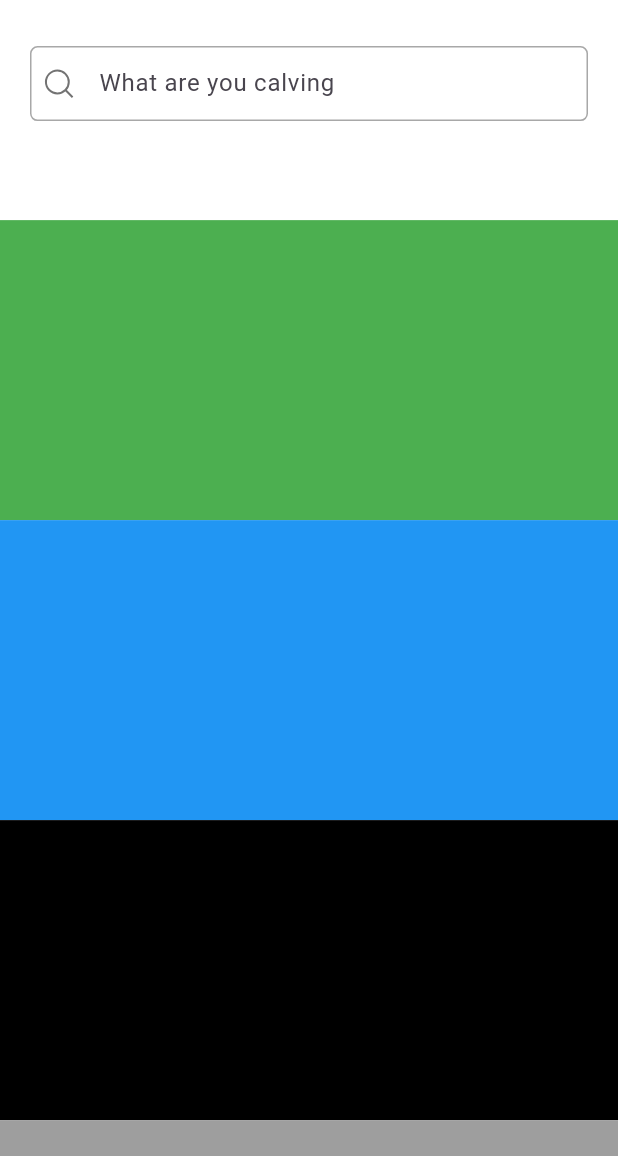
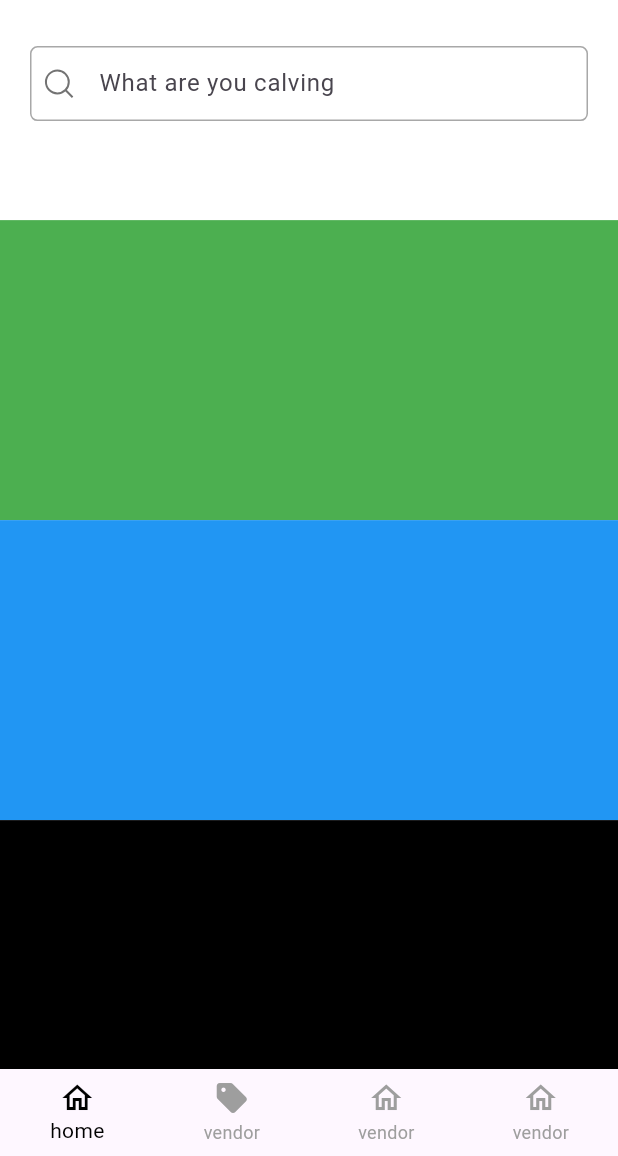
Before and after one commit to MohamedTarek19/wewa_new, a Flutter app: the screen it shows after launch, after a tap on "Continue as a guest", on a phone screen of 412 x 824 dp, the part 80-1236 px from its top. Run offline on Flutter 3.47's test engine with Material 2 defaults, Android fonts, the phone set to English and light mode, and no system bars; our stand-ins replace animated_splash_screen, bloc, flutter_bloc, flutter_otp_text_field, flutter_svg, page_transition; missing offline and left inert: email_otp.

Commit message:
latest 2

```diff
--- /dev/null
+++ b/lib/presentation/views/home/main_hub.dart
@@ -0,0 +1,67 @@
+import 'package:flutter/material.dart';
+import 'package:wewa/presentation/views/home/main_home.dart';
+
+class MainHub extends StatefulWidget {
+  const MainHub({super.key});
+
+  @override
+  State<MainHub> createState() => _MainHubState();
+}
+
+class _MainHubState extends State<MainHub> {
+
+
+  static const TextStyle optionStyle =
+  TextStyle(fontSize: 25, fontWeight: FontWeight.bold);
+  static const List<Widget> _widgetOptions = <Widget>[
+    Text(
+      'home',
+      style: optionStyle,
+    ),
+    Text(
+      'vendor',
+      style: optionStyle,
+    ),
+    Text(
+      'buy',
+      style: optionStyle,
+    ),
+    Text(
+      'Cart',
+      style: optionStyle,
+    ),
+  ];
+  int _selectedIndex = 0;
+  void selectPage(int index){
+    setState(() {
+      _selectedIndex = index;
+    });
+  }
+
+
+  @override
+  Widget build(BuildContext context) {
+    return Scaffold(
+
+
+      body: const MainHome(),
+
+
+
+      bottomNavigationBar: BottomNavigationBar(
+        type : BottomNavigationBarType.fixed,
+        currentIndex: _selectedIndex,
+        onTap: selectPage,
+        selectedItemColor:Colors.black,
+        unselectedItemColor: Colors.grey,
+        elevation: 9,
+        items: const [
+          BottomNavigationBarItem(icon: Icon(Icons.home_outlined),label: 'home',),
+          BottomNavigationBarItem(icon: Icon(Icons.sell),label: 'vendor',),
+          BottomNavigationBarItem(icon: Icon(Icons.home_outlined),label: 'vendor',),
+          BottomNavigationBarItem(icon: Icon(Icons.home_outlined),label: 'vendor',),
+        ],
+      ),
+    );
+  }
+}
--- a/lib/presentation/views/login_signup_pages/onboarding.dart
+++ b/lib/presentation/views/login_signup_pages/onboarding.dart
@@ -1,6 +1,7 @@
 import 'package:flutter/material.dart';
 import 'package:flutter_svg/flutter_svg.dart';
 import 'package:wewa/presentation/views/home/main_home.dart';
+import 'package:wewa/presentation/views/home/main_hub.dart';
 import 'package:wewa/presentation/views/login_signup_pages/login_pages/Login_screen.dart';
 import 'package:wewa/presentation/views/login_signup_pages/register_pages/sign_up_first.dart';
 import 'package:wewa/presentation/widgets/custom_signin_signup.dart';
@@ -145,7 +146,7 @@ class OnboardingScreen extends StatelessWidget {
                       TextButton(
                         onPressed: () {
                           Navigator.pushReplacement(context, MaterialPageRoute(builder: (context) {
-                            return MainHome();
+                            return MainHub();
                           },),);
                         },
                         child: Container(
```
